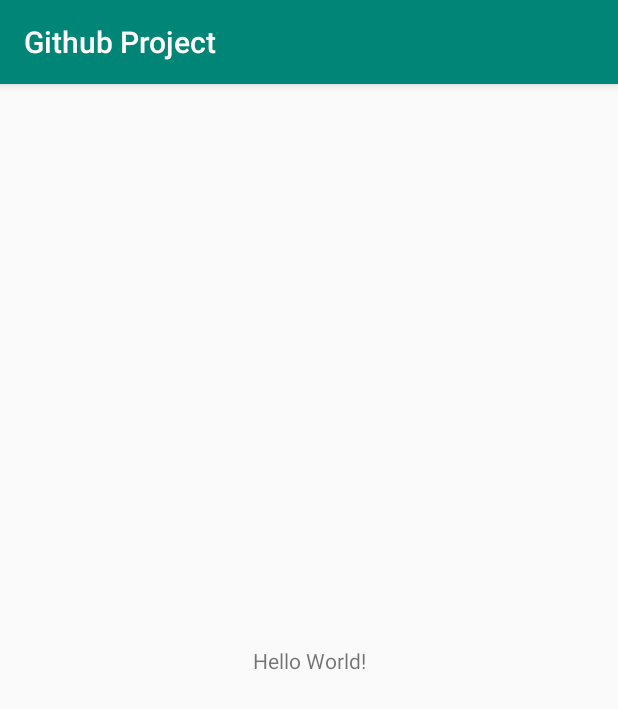
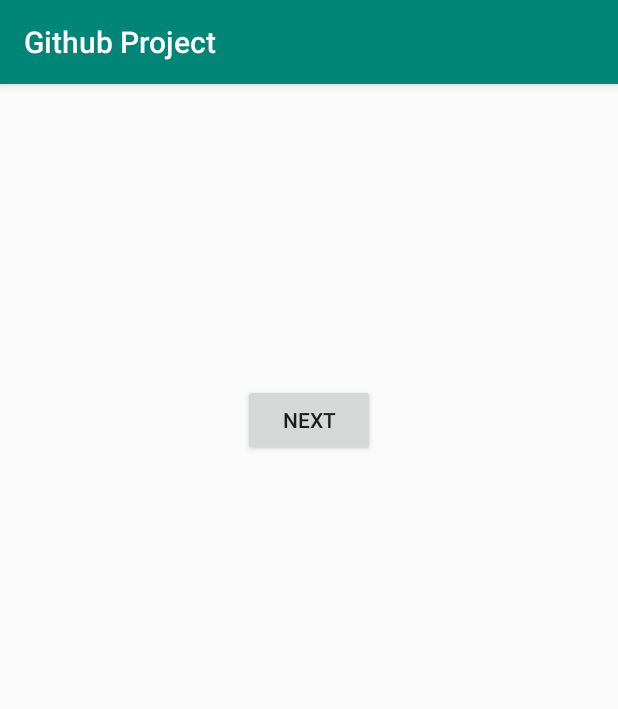
Before and after one commit to afroz214/Githubroject, an Android app: the screen it shows after launch (MainActivity), on a phone screen of 412 x 824 dp. Shown: the top 709 px of the screen. Run offline under Robolectric (Android 15) with nearby library versions, the phone set to English and light mode, and no system bars.

Commit message:
updated a button

```diff
--- a/app/build.gradle
+++ b/app/build.gradle
@@ -25,7 +25,7 @@ android {
 
 dependencies {
     implementation fileTree(dir: 'libs', include: ['*.jar'])
-    implementation"org.jetbrains.kotlin:kotlin-stdlib-jdk7:$kotlin_version"
+    implementation "org.jetbrains.kotlin:kotlin-stdlib-jdk7:$kotlin_version"
     implementation 'androidx.appcompat:appcompat:1.0.2'
     implementation 'androidx.core:core-ktx:1.0.2'
     implementation 'androidx.constraintlayout:constraintlayout:1.1.3'
--- a/app/src/main/AndroidManifest.xml
+++ b/app/src/main/AndroidManifest.xml
@@ -9,6 +9,7 @@
         android:roundIcon="@mipmap/ic_launcher_round"
         android:supportsRtl="true"
         android:theme="@style/AppTheme">
+        <activity android:name=".secondactivtiy"></activity>
         <activity android:name=".MainActivity">
             <intent-filter>
                 <action android:name="android.intent.action.MAIN" />
--- a/app/src/main/java/com/smartherd/githubproject/MainActivity.kt
+++ b/app/src/main/java/com/smartherd/githubproject/MainActivity.kt
@@ -1,7 +1,9 @@
 package com.smartherd.githubproject
 
+import android.content.Intent
 import androidx.appcompat.app.AppCompatActivity
 import android.os.Bundle
+import kotlinx.android.synthetic.main.activity_main.*
 
 class MainActivity : AppCompatActivity() {
 
@@ -10,5 +12,10 @@ class MainActivity : AppCompatActivity() {
         setContentView(R.layout.activity_main)
 
         //my first github project
+        //my first mistake on github
+        btn_next.setOnClickListener {
+            startActivity(Intent(this@MainActivity, secondactivtiy::class.java))
+        }
+
     }
 }
--- a/app/src/main/res/layout/activity_main.xml
+++ b/app/src/main/res/layout/activity_main.xml
@@ -6,13 +6,14 @@
     android:layout_height="match_parent"
     tools:context=".MainActivity">
 
-    <TextView
+    <Button
+        android:id="@+id/btn_next"
         android:layout_width="wrap_content"
         android:layout_height="wrap_content"
-        android:text="Hello World!"
-        app:layout_constraintBottom_toBottomOf="parent"
-        app:layout_constraintLeft_toLeftOf="parent"
-        app:layout_constraintRight_toRightOf="parent"
+        android:layout_marginTop="200dp"
+        android:text="next"
+        app:layout_constraintEnd_toEndOf="parent"
+        app:layout_constraintHorizontal_bias="0.5"
+        app:layout_constraintStart_toStartOf="parent"
         app:layout_constraintTop_toTopOf="parent" />
-
 </androidx.constraintlayout.widget.ConstraintLayout>
```
Also changed, not shown: app/src/main/java/com/smartherd/githubproject/secondactivtiy.kt (added, +12 -0 lines), app/src/main/res/layout/activity_secondactivtiy.xml (added, +9 -0 lines).
